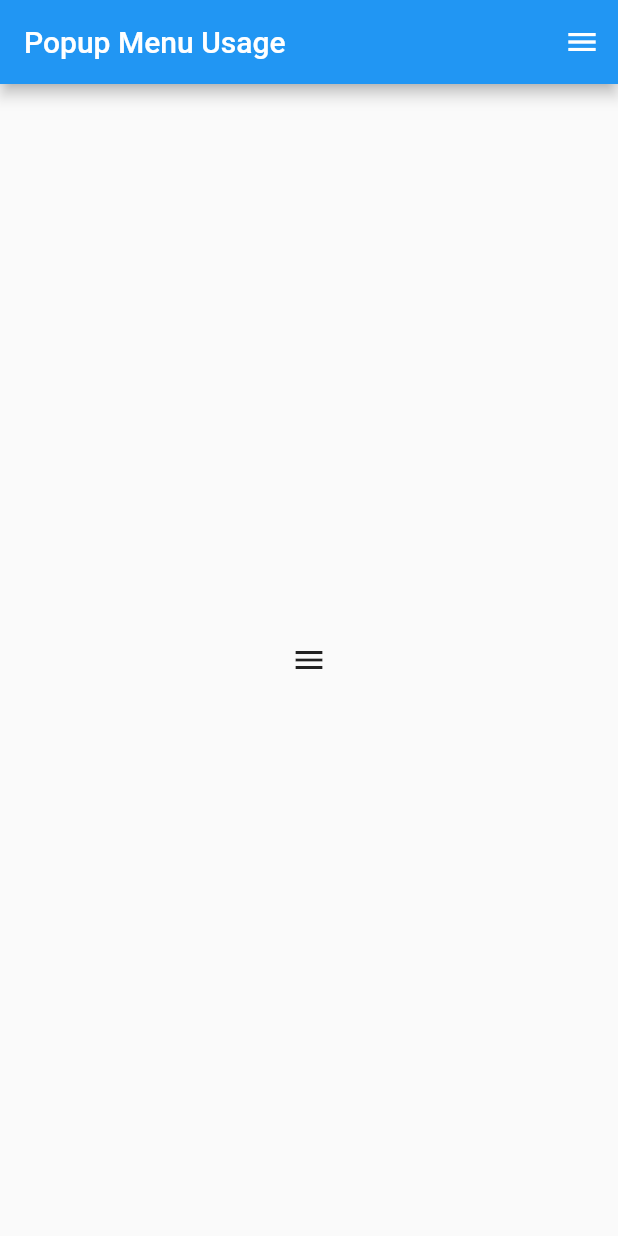
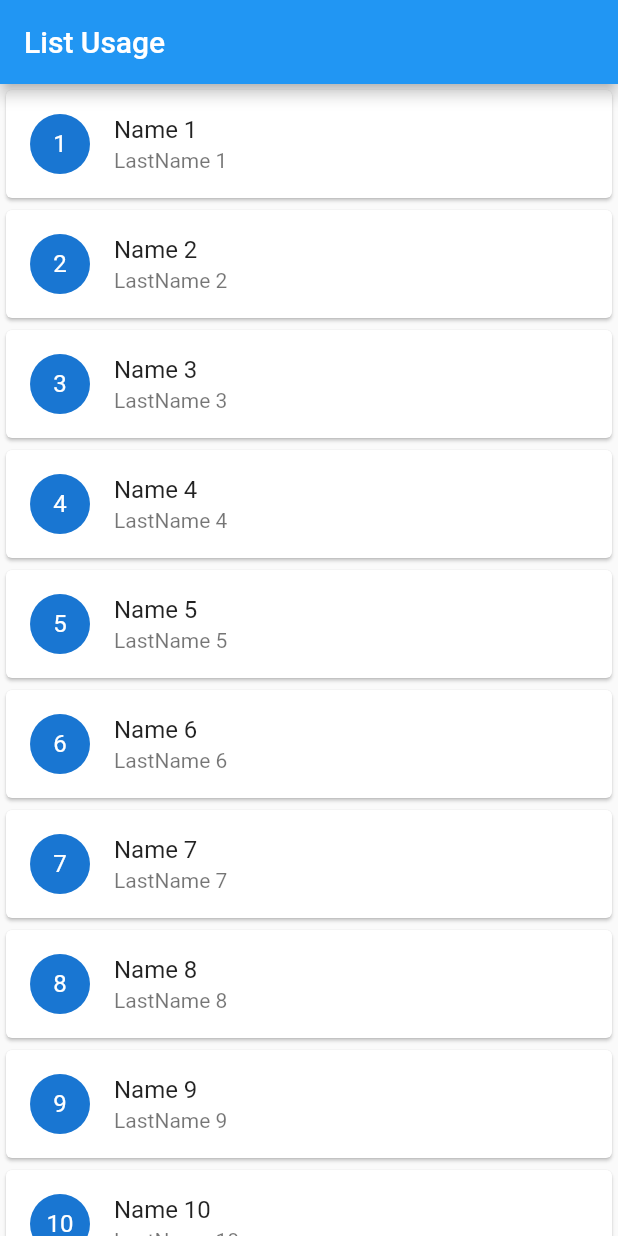
Before and after one commit to mohammadreza-jamali/flutterLearningFundementals, a Flutter app: the screen it shows after launch, on a phone screen of 412 x 824 dp. Run offline on Flutter 3.47's test engine with Material 2 defaults, Android fonts, the phone set to English and light mode, and no system bars.

Commit message:
add tile part and ListView part

```diff
--- /dev/null
+++ b/lib/list_usage.dart
@@ -0,0 +1,34 @@
+import 'package:flutter/material.dart';
+
+class ListUsage extends StatelessWidget {
+   ListUsage({super.key});
+
+   List<Person> items=List<Person>.generate(500, (index) => Person(index+1, "Name ${index+1}", "LastName ${index+1}"));
+
+  @override
+  Widget build(BuildContext context) {
+    return
+    Scaffold(
+      appBar: AppBar(
+        title:Text("List Usage"),
+      ),
+      body:  ListView(
+          children: items
+              .map((item) => Card(
+                child: ListTile(
+                      leading: CircleAvatar(
+                        child: Text(item.id.toString()),
+                      ),
+                      title: Text(item.name),
+                      subtitle: Text(item.lastName),
+                    ),
+              ))
+              .toList()));
+  }
+}
+class Person{
+  int id;
+  String name;
+  String lastName;
+  Person(this.id,this.name,this.lastName);
+}
--- a/lib/main.dart
+++ b/lib/main.dart
@@ -1,7 +1,9 @@
 import 'package:flutter/material.dart';
 import 'package:flutter_application_1/basic_buttons.dart';
+import 'package:flutter_application_1/card_tile.dart';
 import 'package:flutter_application_1/dropdown_usage.dart';
 import 'package:flutter_application_1/image.dart';
+import 'package:flutter_application_1/list_usage.dart';
 import 'package:flutter_application_1/mycounter.dart';
 import 'package:flutter_application_1/popup_menu_usage.dart';
 
@@ -23,7 +25,7 @@ class MyWidget extends StatelessWidget {
 
           ))
           ),
-        home: PopupMenuUsage());
+        home: ListUsage());
   }
 
 /*
```
Also changed, not shown: lib/card_tile.dart (added, +82 -0 lines).
